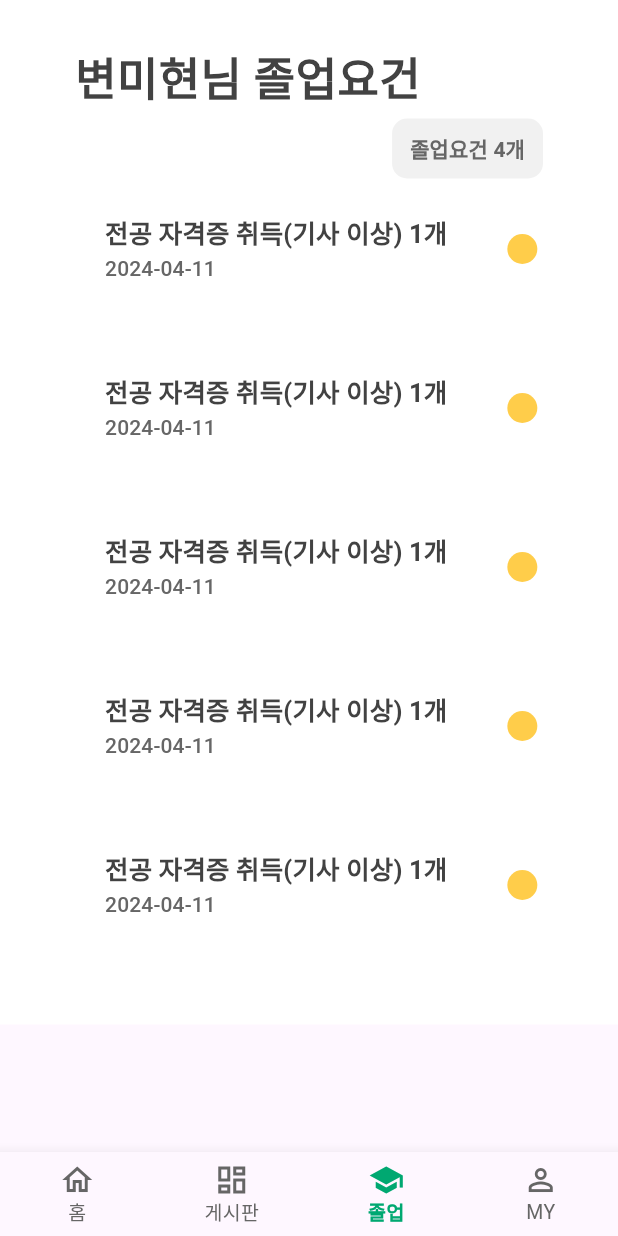
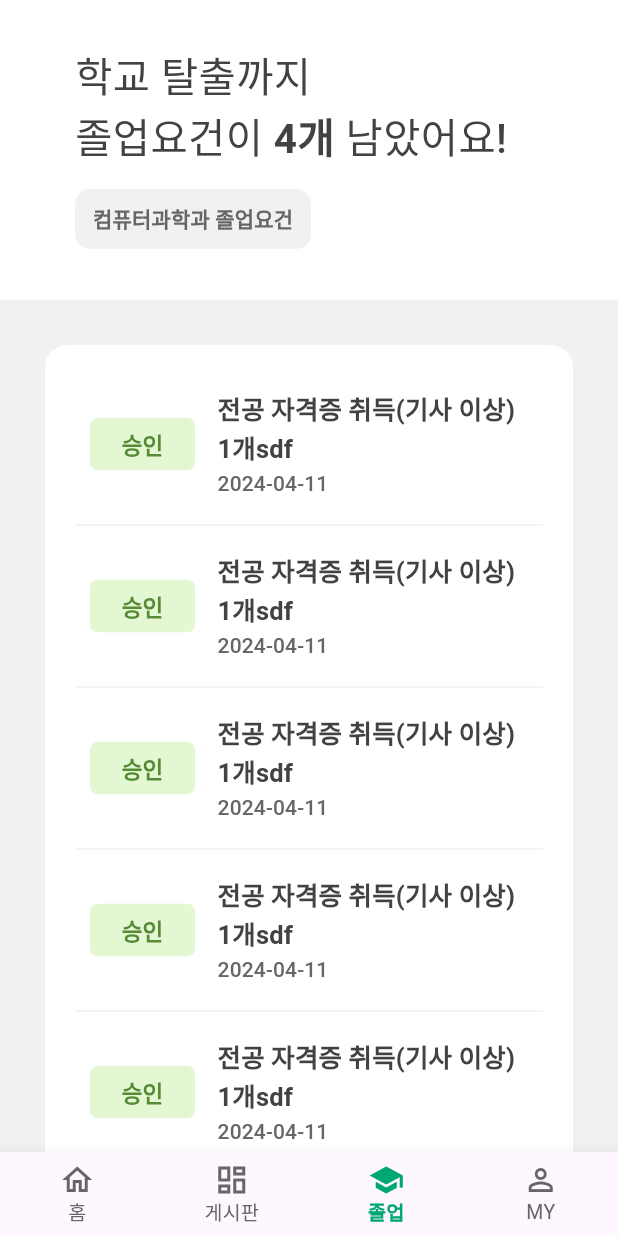
Before and after one commit to YonginUniv-AI-Service-LAB/YIU-AISL-Granity-App, a Flutter app: the HomeScreen screen opened by its route, item 3 of the bottom bar chosen, on a phone screen of 412 x 824 dp. Run offline on Flutter 3.47's test engine with Material 3 defaults, Android fonts, the phone set to English and light mode, and no system bars; our stand-ins replace accordion, animated_custom_dropdown, dio, flutter_dotenv, flutter_riverpod, flutter_secure_storage and 2 more; accounts and stored records are empty; Roboto replaces fonts that are missing (Pretendard).

Commit message:
feature: 나의 졸업관리 UI 제작(~ing)

```diff
--- a/lib/data/noticeList.dart
+++ b/lib/data/noticeList.dart
@@ -40,4 +40,28 @@ List<Map<String, dynamic>> notices_test_data = [
     "category": "공지",
     "created_at": "2024.03.29"
   },
+  {
+    "id": 6,
+    "title": "회사 소식 업데이트",
+    "contents": "이번 달 회사 뉴스레터가 발행되었습니다. 많은 관심 부탁드립니다.",
+    "file": null,
+    "category": "뉴스",
+    "created_at": "2024.03.31"
+  },
+  {
+    "id": 7,
+    "title": "신규 직원 채용 공고",
+    "contents": "우리 회사에서 새로운 인재를 찾고 있습니다. 많은 지원 바랍니다.",
+    "file": null,
+    "category": "뉴스",
+    "created_at": "2024.03.30"
+  },
+  {
+    "id": 8,
+    "title": "연말 이벤트 안내",
+    "contents": "연말을 맞이하여 특별 이벤트를 준비했습니다. 참여 방법을 확인하세요.",
+    "file": null,
+    "category": "공지",
+    "created_at": "2024.03.29"
+  },
 ];
--- a/lib/design/colors.dart
+++ b/lib/design/colors.dart
@@ -22,6 +22,9 @@ abstract class ColorStyles {
 
 // 졸업요건 상태
   static const statusGreen = Color(0xff568A35);
-  static const statusYellow = Color(0xffFFCD4A);
+  static const statusGreenLight = Color(0xffE3F7D3);
+  static const statusYellow = Color(0xffE9BA36);
+  static const statusYellowLight = Color(0xffFFEECA);
   static const statusRed = Color(0xffFC5230);
+  static const statusRedLight = Color(0xfffffe6d8);
 }
--- a/lib/screens/graduation/my_graduation.dart
+++ b/lib/screens/graduation/my_graduation.dart
@@ -2,6 +2,10 @@ import 'package:flutter/material.dart';
 import 'package:granity/data/noticeList.dart';
 import 'package:granity/design/colors.dart';
 import 'package:granity/widgets/BaseAppBar.dart';
+import 'package:granity/widgets/badgeWigets/approval_badge.dart';
+import 'package:granity/widgets/badgeWigets/not_approval_badge.dart';
+import 'package:granity/widgets/buttonWidgets/base_button.dart';
+import 'package:granity/widgets/buttonWidgets/gray_small_button.dart';
 import 'package:granity/widgets/buttonWidgets/main_color_button.dart';
 
 const List<String> list = <String>['One', 'Two', 'Three', 'Four'];
@@ -25,87 +29,88 @@ class _MyGraduationScreenState extends State<MyGraduationScreen> {
     return GestureDetector(
         onTap: () => FocusManager.instance.primaryFocus?.unfocus(),
         child: Scaffold(
+            backgroundColor: Colors.white,
             appBar: showAppBar
                 ? BaseAppBar(appBar: AppBar(), title: "나의 졸업관리", center: true)
                 : null,
             body: SafeArea(
+                child: SingleChildScrollView(
               child: Container(
+                  color: ColorStyles.lightGrayColor,
+                  child: Column(
+                      // crossAxisAlignment: CrossAxisAlignment.start,
+                      children: [
+                        Container(
                           color: Colors.white,
                           padding: const EdgeInsets.fromLTRB(50, 30, 50, 30),
-                margin: const EdgeInsets.only(bottom: 30),
-                child: SingleChildScrollView(
                           child: Column(
                               crossAxisAlignment: CrossAxisAlignment.start,
                               children: [
-                        const Text(
-                          '변미현님 졸업요건',
-                          textWidthBasis: TextWidthBasis.longestLine,
-                          textAlign: TextAlign.start,
+                                const Text.rich(
+                                  TextSpan(
+                                    text: '학교 탈출까지\n',
                                     style: TextStyle(
-                              fontWeight: FontWeight.bold,
-                              fontSize: 30,
+                                        fontSize: 27,
+                                        fontWeight: FontWeight.w500,
                                         color: ColorStyles.textBlackColor),
+                                    children: <TextSpan>[
+                                      TextSpan(text: '졸업요건이'),
+                                      TextSpan(
+                                          text: ' 4개 ',
+                                          style: TextStyle(
+                                              fontWeight: FontWeight.bold)),
+                                      TextSpan(text: '남았어요!'),
+                                    ],
+                                  ),
                                 ),
                                 Container(
-                          alignment: Alignment.centerRight,
-                          child: TextButton(
-                              style: ElevatedButton.styleFrom(
-                                  shape: RoundedRectangleBorder(
-                                      borderRadius: BorderRadius.circular(10)),
-                                  foregroundColor: ColorStyles.textDisableColor,
-                                  backgroundColor: ColorStyles.lightGrayColor,
-                                  elevation: 0),
-                              onPressed: () => print('hello'),
-                              child: const Text(
-                                '졸업요건 4개',
-                                style: TextStyle(
-                                  color: ColorStyles.textBodyColor,
-                                  fontWeight: FontWeight.bold,
+                                    alignment: Alignment.centerLeft,
+                                    margin: const EdgeInsets.only(top: 10),
+                                    child: GraySmallButtonWidget(
+                                        title: "컴퓨터과학과 졸업요건",
+                                        onPressed: () => print('컴퓨터과학과 졸업요건'))),
+                              ]),
                         ),
-                              )),
+                        Container(
+                            margin: const EdgeInsets.all(30),
+                            decoration: const BoxDecoration(
+                                color: Colors.white,
+                                borderRadius:
+                                    BorderRadius.all(Radius.circular(15))),
+                            child: ListView.separated(
+                                shrinkWrap: true,
+                                separatorBuilder:
+                                    (BuildContext context, int index) =>
+                                        const Divider(
+                                          color: ColorStyles.lightGrayColor,
                                         ),
-                        ListView.builder(
-                            shrinkWrap: true,
+                                // physics: const NeverScrollableScrollPhysics(),
+                                padding: const EdgeInsets.all(20),
+                                // shrinkWrap: true,
                                 itemCount: notices_test_data.length,
                                 itemBuilder: (BuildContext context, int index) {
                                   dynamic notice = notices_test_data[index];
                                   return Container(
-                                  // decoration: const BoxDecoration(
-                                  //   boxShadow: <BoxShadow>[
-                                  //     BoxShadow(
-                                  //       color: Colors.black54,
-                                  //       blurRadius: 20.0,
-                                  //       spreadRadius: -20.0,
-                                  //       offset: Offset(0.0, 25.0),
-                                  //     )
-                                  //   ],
-                                  //   color: Colors.red,
-                                  // ),
-                                  padding: const EdgeInsets.only(bottom: 20),
-                                  child: Row(
+                                      alignment: Alignment.center,
+                                      child: BaseButtonWidget(
+                                          padding: const EdgeInsets.all(10),
+                                          onPressed: () => print("눌렀당"),
+                                          Widget: Row(
+                                            mainAxisAlignment:
+                                                MainAxisAlignment.center,
                                             children: [
-                                      Column(
-                                        children: [
-                                          TextButton(
-                                              style: ElevatedButton.styleFrom(
-                                                  shape: RoundedRectangleBorder(
-                                                      borderRadius:
-                                                          BorderRadius.circular(
-                                                              10)),
-                                                  foregroundColor: ColorStyles
-                                                      .textDisableColor,
-                                                  alignment:
-                                                      Alignment.centerLeft,
-                                                  elevation: 0,
-                                                  padding:
-                                                      const EdgeInsets.all(20)),
-                                              onPressed: () => print('hello'),
-                                              child: (const Column(
+                                              Container(
+                                                margin: const EdgeInsets.only(
+                                                    right: 15),
+                                                child: ApprovalBadgeWidget(),
+                                              ),
+                                              const Flexible(
+                                                  child: Column(
                                                 crossAxisAlignment:
                                                     CrossAxisAlignment.start,
                                                 children: [
                                                   Text(
-                                                    '전공 자격증 취득(기사 이상) 1개',
+                                                    '전공 자격증 취득(기사 이상) 1개sdf',
                                                     style: TextStyle(
                                                         color: ColorStyles
                                                             .textBlackColor,
@@ -122,27 +127,11 @@ class _MyGraduationScreenState extends State<MyGraduationScreen> {
                                                     ),
                                                   )
                                                 ],
-                                              )))
+                                              ))
                                             ],
-                                      ),
-                                      Center(
-                                        child: Container(
-                                          width: 20,
-                                          height: 20,
-                                          margin:
-                                              const EdgeInsets.only(left: 20),
-                                          decoration: const BoxDecoration(
-                                            shape: BoxShape.circle,
-                                            color: ColorStyles.statusYellow,
-                                          ),
-                                        ),
-                                      ),
-                                    ],
-                                  ));
-                            })
-                      ]),
-                ),
-              ),
                                           )));
+                                }))
+                      ])),
+            ))));
   }
 }
--- a/lib/screens/home/main.dart
+++ b/lib/screens/home/main.dart
@@ -54,6 +54,12 @@ class _MainScreenState extends State<MainScreen> {
                     final result = await context.push('/board');
                   },
                 ),
+                MainColorButtonWidget(
+                  title: '리스트뷰 과제',
+                  onPressed: () async {
+                    final result = await context.push('/test/listview/basic');
+                  },
+                ),
               ]),
             ),
           ),
--- /dev/null
+++ b/lib/widgets/badgeWigets/approval_badge.dart
@@ -0,0 +1,18 @@
+import 'package:flutter/material.dart';
+import 'package:granity/design/colors.dart';
+import 'package:granity/widgets/badgeWigets/status_badge.dart';
+
+// 승인 뱃지
+Container ApprovalBadgeWidget() {
+  return StatusBadgeWidget(
+      backgroundColor: ColorStyles.statusGreenLight,
+      Widget: const Text(
+        "승인",
+        style: TextStyle(
+          fontFamily: 'Pretendard',
+          fontSize: 15,
+          fontWeight: FontWeight.bold,
+          color: ColorStyles.statusGreen,
+        ),
+      ));
+}
--- /dev/null
+++ b/lib/widgets/buttonWidgets/base_button.dart
@@ -0,0 +1,18 @@
+import 'package:flutter/material.dart';
+import 'package:granity/design/colors.dart';
+
+// 기본 버튼 => 터치했을 때 네모 모양
+Container BaseButtonWidget(
+    {required Function() onPressed, required Widget, padding}) {
+  return Container(
+      child: TextButton(
+          style: ElevatedButton.styleFrom(
+              shape: RoundedRectangleBorder(
+                  borderRadius: BorderRadius.circular(10)),
+              foregroundColor: ColorStyles.textDisableColor,
+              alignment: Alignment.centerLeft,
+              elevation: 0,
+              padding: padding),
+          onPressed: onPressed,
+          child: Widget));
+}
--- /dev/null
+++ b/lib/widgets/buttonWidgets/gray_small_button.dart
@@ -0,0 +1,26 @@
+import 'package:flutter/material.dart';
+import 'package:granity/design/colors.dart';
+
+// 가로로 긴 기본 버튼 ex) 회원가입, 로그인
+Container GraySmallButtonWidget({
+  required title,
+  required Function() onPressed,
+}) {
+  return Container(
+    child: TextButton(
+        style: ElevatedButton.styleFrom(
+            shape:
+                RoundedRectangleBorder(borderRadius: BorderRadius.circular(10)),
+            foregroundColor: ColorStyles.textDisableColor,
+            backgroundColor: ColorStyles.lightGrayColor,
+            elevation: 0),
+        onPressed: onPressed,
+        child: Text(
+          title,
+          style: const TextStyle(
+            color: ColorStyles.textBodyColor,
+            fontWeight: FontWeight.bold,
+          ),
+        )),
+  );
+}
--- a/pubspec.yaml
+++ b/pubspec.yaml
@@ -46,6 +46,7 @@ dependencies:
   retrofit: ^4.1.0
   flutter_secure_storage: ^4.2.1
   accordion: ^2.6.0
+  auto_size_text: ^3.0.0
 
 dev_dependencies:
   flutter_test:
```
Also changed, not shown: lib/widgets/badgeWigets/not_approval_badge.dart (added, +18 -0 lines), lib/widgets/badgeWigets/refusal_badge.dart (added, +18 -0 lines), lib/widgets/badgeWigets/status_badge.dart (added, +13 -0 lines), lib/widgets/groupWidgets/graduation_item.dart (added, +32 -0 lines), pubspec.lock, 1 other file. Lines whose indentation alone changed are shown as unchanged.
